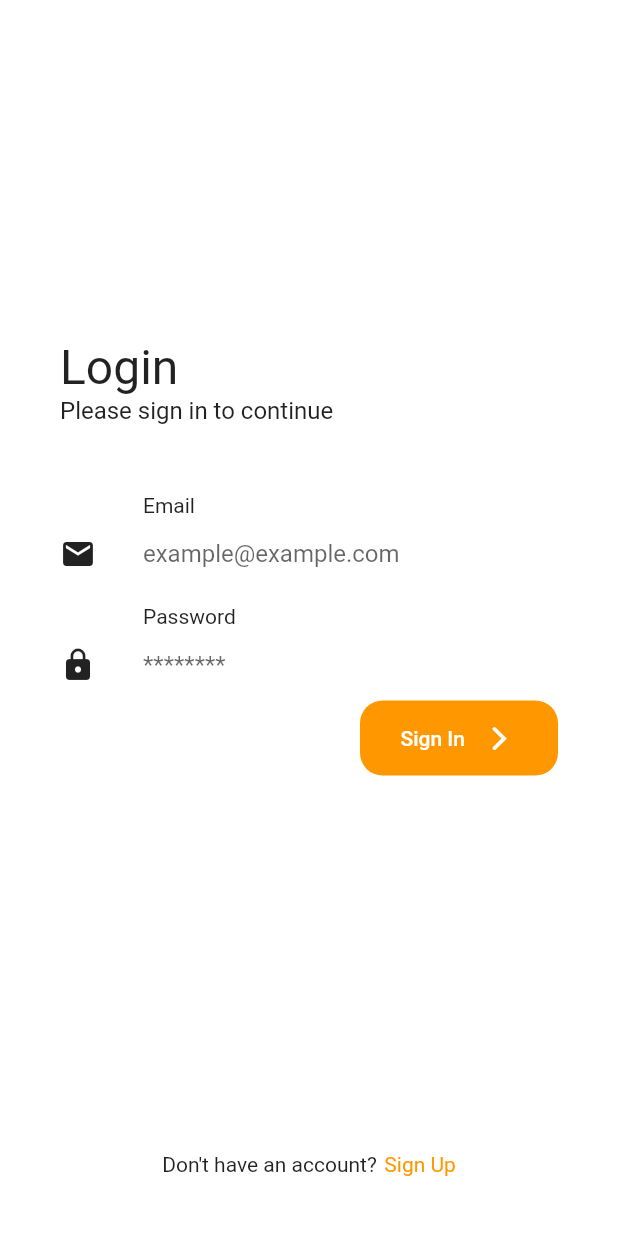
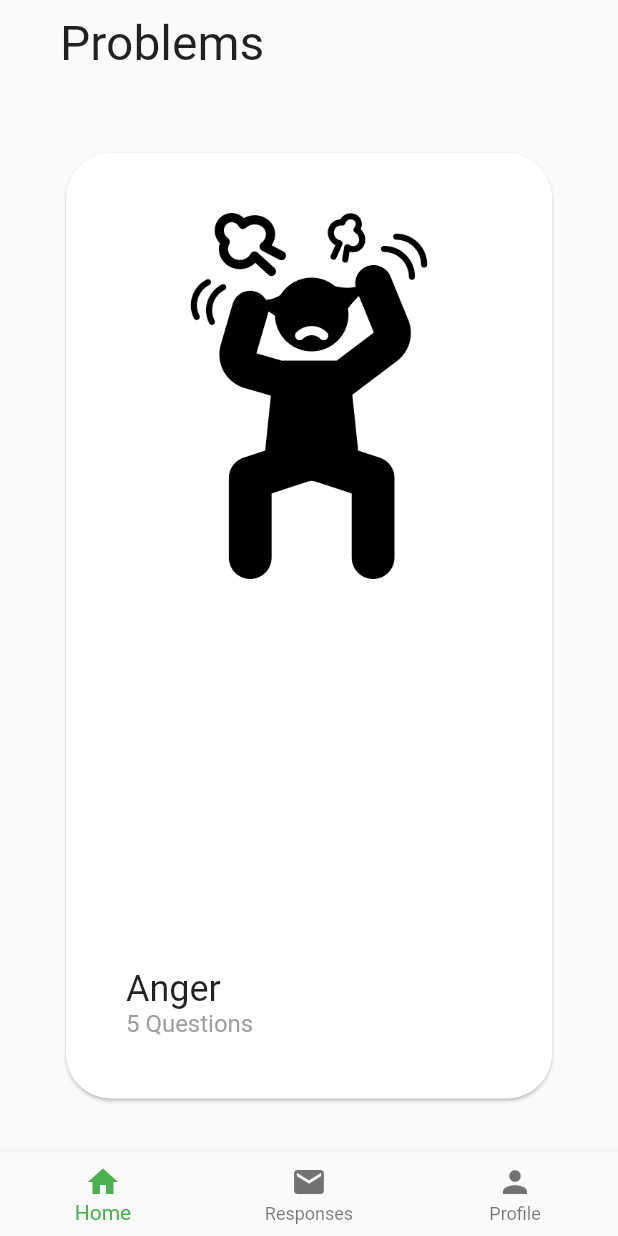
Before and after one commit to ShanjinurIslam/Mental-Health-Analysis, a Flutter app: the screen it shows after launch, after a tap on "Sign In", on a phone screen of 412 x 824 dp. Run offline on Flutter 3.47's test engine with Material 2 defaults, Android fonts, the phone set to English and light mode, and no system bars.

Commit message:
Home Screen Designed

```diff
--- a/mentalheathprediction/lib/routes.dart
+++ b/mentalheathprediction/lib/routes.dart
@@ -1,4 +1,8 @@
 import 'package:flutter/material.dart';
+import 'package:mentalheathprediction/views/home.dart';
 import 'package:mentalheathprediction/views/sign_in.dart';
 
-final routes = {'/': (BuildContext context) => SignInView()};
+final routes = {
+  '/': (BuildContext context) => SignInView(),
+  '/home': (BuildContext context) => Home()
+};
--- /dev/null
+++ b/mentalheathprediction/lib/views/home.dart
@@ -0,0 +1,43 @@
+import 'package:flutter/material.dart';
+import 'package:mentalheathprediction/views/problems.dart';
+import 'package:mentalheathprediction/views/profile.dart';
+import 'package:mentalheathprediction/views/reports.dart';
+
+class Home extends StatefulWidget {
+  @override
+  State<StatefulWidget> createState() {
+    return HomeState();
+  }
+}
+
+class HomeState extends State<Home> {
+  int _currentIndex = 0;
+  List<Widget> children = [Problems(), Reports(), Profile()];
+  void onTapped(int index) {
+    setState(() {
+      _currentIndex = index;
+    });
+  }
+
+  @override
+  Widget build(BuildContext context) {
+    return Scaffold(
+        bottomNavigationBar: BottomNavigationBar(
+            selectedItemColor: Colors.green,
+            currentIndex: _currentIndex,
+            onTap: onTapped,
+            items: [
+              BottomNavigationBarItem(
+                icon: new Icon(Icons.home),
+                title: new Text('Home'),
+              ),
+              BottomNavigationBarItem(
+                icon: new Icon(Icons.mail),
+                title: new Text('Responses'),
+              ),
+              BottomNavigationBarItem(
+                  icon: Icon(Icons.person), title: Text('Profile'))
+            ]),
+        body: children[_currentIndex]);
+  }
+}
--- /dev/null
+++ b/mentalheathprediction/lib/views/problems.dart
@@ -0,0 +1,88 @@
+import 'package:flutter/material.dart';
+
+class Problems extends StatelessWidget {
+  List<String> problems = [
+    'Anger',
+    'Anxiety',
+    'Depression',
+    'Mania',
+    'Sleep Disturbance',
+    'Substance Use'
+  ];
+  List<String> images = [
+    'anger',
+    'anxiety',
+    'depression',
+    'mania',
+    'sleep_disturbance',
+    'substance'
+  ];
+
+  List<int> numbers = [5, 8, 7, 6, 9, 8];
+
+  @override
+  Widget build(BuildContext context) {
+    // TODO: implement build
+    return SafeArea(
+      child: Column(
+        children: <Widget>[
+          Flexible(
+            child: Container(
+              child: Padding(
+                padding: EdgeInsets.fromLTRB(40, 10, 40, 40),
+                child: Row(
+                  children: <Widget>[
+                    Text(
+                      'Problems',
+                      style: TextStyle(fontSize: 32),
+                    )
+                  ],
+                ),
+              ),
+            ),
+            flex: 1,
+          ),
+          Flexible(
+            child: PageView.builder(
+              //physics: NeverScrollableScrollPhysics(),
+              itemBuilder: (BuildContext context, int index) {
+                return Container(
+                  margin: EdgeInsets.fromLTRB(40, 10, 40, 10),
+                  //height: 150,
+                  child: Card(
+                    elevation: 1,
+                    shape: RoundedRectangleBorder(
+                        borderRadius: BorderRadius.circular(30)),
+                    child: Padding(
+                      padding: EdgeInsets.all(40),
+                      child: Column(
+                        mainAxisAlignment: MainAxisAlignment.start,
+                        crossAxisAlignment: CrossAxisAlignment.start,
+                        children: <Widget>[
+                          Image.asset(
+                            'images/' + images[index] + '.png',
+                          ),
+                          Spacer(),
+                          Text(
+                            problems[index],
+                            style: TextStyle(fontSize: 24),
+                          ),
+                          Text(
+                            numbers[index].toString() + ' Questions',
+                            style: TextStyle(fontSize: 16, color: Colors.grey),
+                          )
+                        ],
+                      ),
+                    ),
+                  ),
+                );
+              },
+              itemCount: problems.length,
+            ),
+            flex: 6,
+          ),
+        ],
+      ),
+    );
+  }
+}
--- /dev/null
+++ b/mentalheathprediction/lib/views/profile.dart
@@ -0,0 +1,11 @@
+import 'package:flutter/material.dart';
+
+class Profile extends StatelessWidget {
+  @override
+  Widget build(BuildContext context) {
+    // TODO: implement build
+    return Center(
+      child: Text('Profile'),
+    );
+  }
+}
--- /dev/null
+++ b/mentalheathprediction/lib/views/reports.dart
@@ -0,0 +1,11 @@
+import 'package:flutter/material.dart';
+
+class Reports extends StatelessWidget {
+  @override
+  Widget build(BuildContext context) {
+    // TODO: implement build
+    return Center(
+      child: Text('Reports'),
+    );
+  }
+}
--- a/mentalheathprediction/lib/views/sign_in.dart
+++ b/mentalheathprediction/lib/views/sign_in.dart
@@ -135,7 +135,9 @@ class SignInView extends StatelessWidget {
                           elevation: 0,
                           shape: RoundedRectangleBorder(
                               borderRadius: BorderRadius.circular(15)),
-                          onPressed: () {},
+                          onPressed: () {
+                            Navigator.pushReplacementNamed(context, '/home');
+                          },
                           child: Container(
                             height: 50,
                             width: 100,
@@ -177,7 +179,10 @@ class SignInView extends StatelessWidget {
                           SizedBox(
                             width: 5,
                           ),
-                          Text('Sign Up',style: TextStyle(color: Colors.orange),)
+                          Text(
+                            'Sign Up',
+                            style: TextStyle(color: Colors.orange),
+                          )
                         ],
                       ),
                     ))),
```
Also changed, not shown: mentalheathprediction/pubspec.yaml (+8 -3 lines), mentalheathprediction/images/anger.png (added), mentalheathprediction/images/anxiety.png (added), mentalheathprediction/images/depression.png (added), mentalheathprediction/images/mania.png (added), mentalheathprediction/images/sleep_disturbance.png (added), mentalheathprediction/images/substance.png (added), 1 other file.
